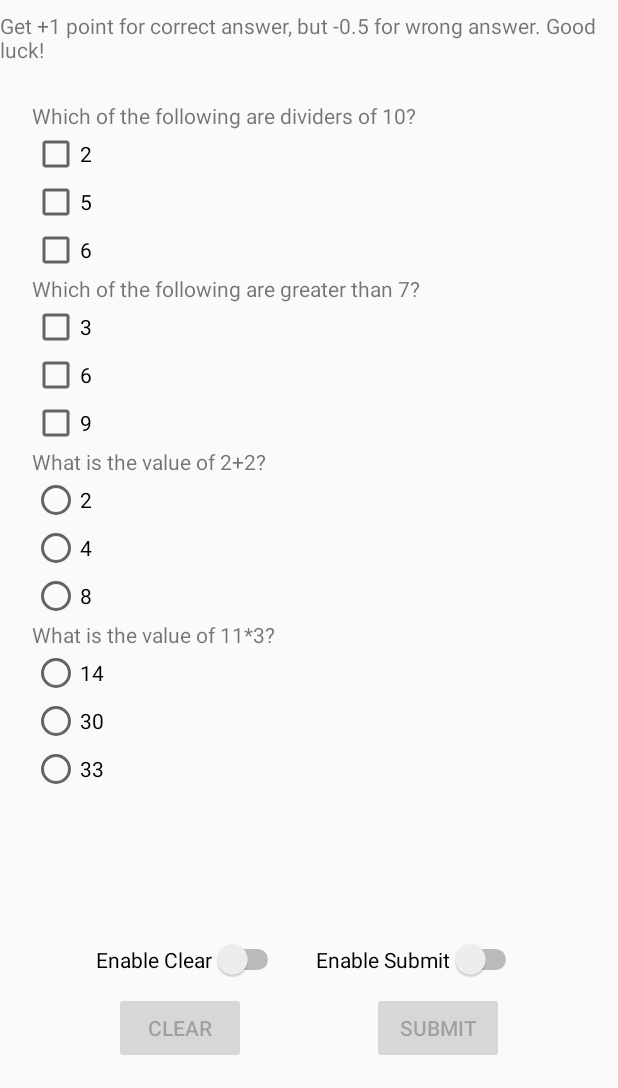
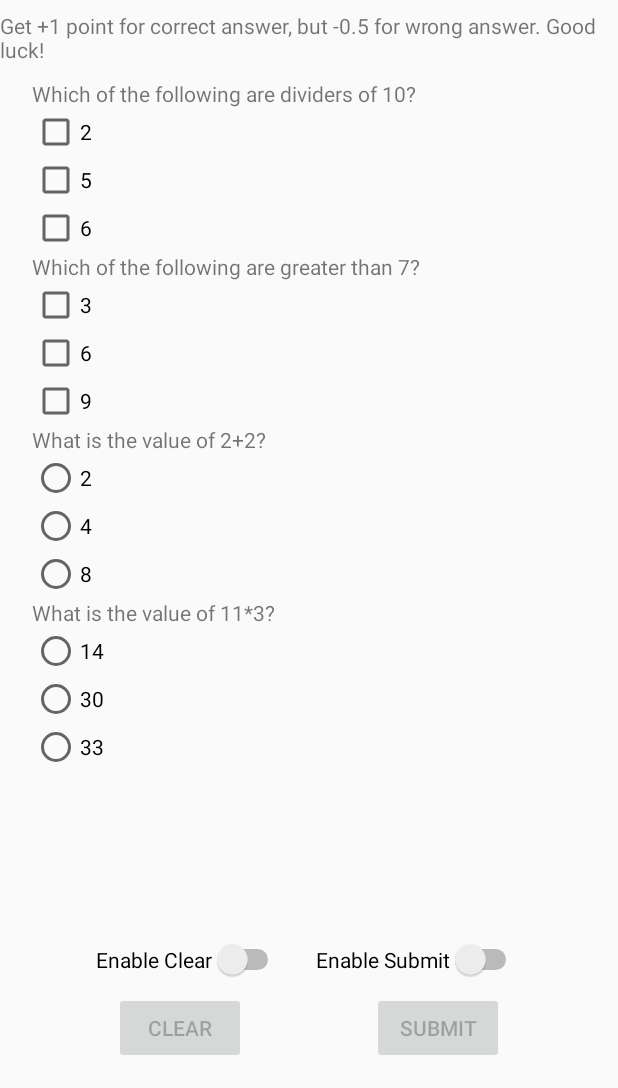
Before and after one commit to mar3g/android-quiz, an Android app: the screen it shows after launch (MainActivity), on a phone screen of 412 x 824 dp, the part 148-1236 px from its top. Run offline under Robolectric (Android 15) with nearby library versions, the phone set to English and light mode, and no system bars.

Commit message:
Update layout

```diff
--- a/app/src/main/res/layout/activity_main.xml
+++ b/app/src/main/res/layout/activity_main.xml
@@ -23,7 +23,7 @@
             android:id="@+id/scrollView"
             app:layout_constraintEnd_toEndOf="parent"
             app:layout_constraintStart_toStartOf="parent"
-            app:layout_constraintTop_toBottomOf="@+id/mainText" android:layout_marginTop="110dp"
+            app:layout_constraintTop_toBottomOf="@+id/mainText" android:layout_marginTop="95dp"
             app:layout_constraintBottom_toBottomOf="parent" android:layout_marginBottom="140dp">
         <LinearLayout android:layout_width="match_parent" android:layout_height="wrap_content"
                       android:orientation="vertical">
```
